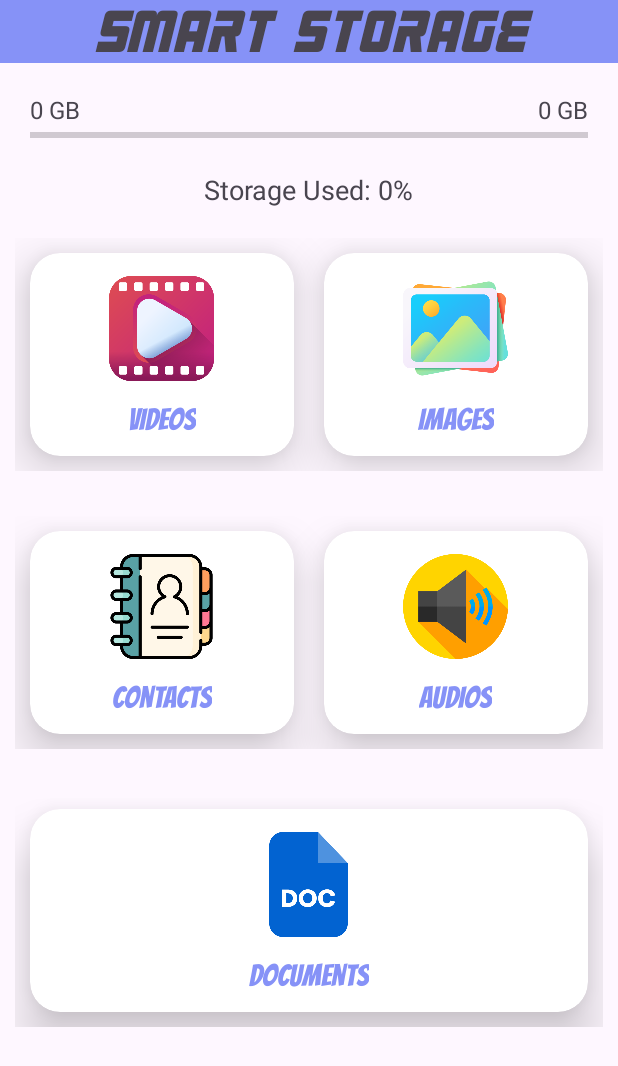
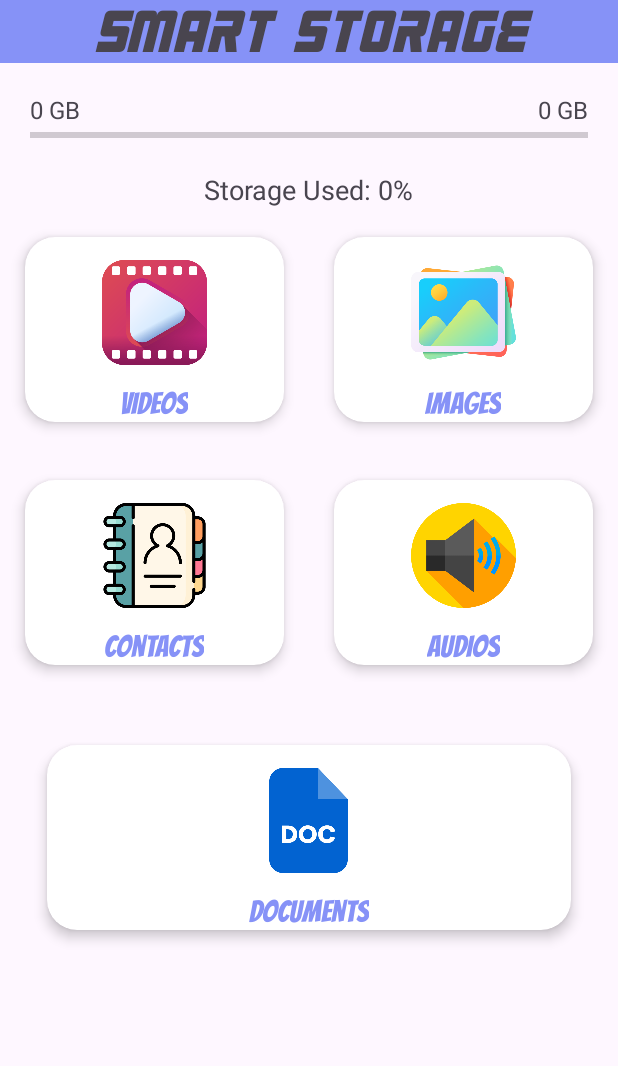
Before and after one commit to 4ASIM/storageaccessapplication, an Android app: the screen it shows after launch (Dashboard), on a phone screen of 412 x 824 dp. Shown: the top 1066 px of the screen. Run offline under Robolectric (Android 15) with nearby library versions, the phone set to English and light mode, and no system bars; 1 statement that could not run was skipped.

Commit message:
accept view binding every thng done

```diff
--- a/app/src/main/java/com/example/storageaccessapplication/Dashboard/Dashboard.kt
+++ b/app/src/main/java/com/example/storageaccessapplication/Dashboard/Dashboard.kt
@@ -47,29 +47,21 @@ class Dashboard : AppCompatActivity() {
             }
             startActivity(intent)
         }
-        val contactCard = findViewById<RelativeLayout>(R.id.rl_contact)
-        audioCard.setOnClickListener {
+        val DocumentCard = findViewById<CardView>(R.id.documentt)
+        DocumentCard.setOnClickListener {
             val intent = Intent(this, audiovideoimages::class.java).apply {
-                putExtra("MEDIA_TYPE", MediaType.AUDIO)
+                putExtra("MEDIA_TYPE", MediaType.DOCUMENT)
             }
             startActivity(intent)
         }
-//
-//        val imageCard = findViewById<CardView>(R.id.contacttt)
-//        imageCard.setOnClickListener {
-//            val intent = Intent(this, video::class.java).apply {
-//
-//          }
-//          startActivity(intent)
-//        }
-//
-//        val audioCard = findViewById<CardView>(R.id.tv_Audio)
-//        audioCard.setOnClickListener {
-//            val intent = Intent(this, audiovideoimages::class.java).apply {
-//                putExtra("MEDIA_TYPE", MediaType.AUDIO)
-//            }
-//            startActivity(intent)
-//        }
+
+        val contactCard = findViewById<CardView>(R.id.contacttt)
+        contactCard.setOnClickListener {
+            val intent = Intent(this, audiovideoimages::class.java).apply {
+                putExtra("MEDIA_TYPE", MediaType.CONTACT)
+          }
+          startActivity(intent)
+        }
     }
 
     private fun updateStorageInfo() {
--- a/app/src/main/java/com/example/storageaccessapplication/audiovideoimage/MediaType.kt
+++ b/app/src/main/java/com/example/storageaccessapplication/audiovideoimage/MediaType.kt
@@ -1,5 +1,5 @@
 package com.example.storageaccessapplication.audiovideoimage
 
 enum class MediaType {
-    IMAGE, VIDEO, AUDIO,CONTACT
+    IMAGE, VIDEO, AUDIO, DOCUMENT , CONTACT
 }
--- a/app/src/main/res/layout/activity_dashboard.xml
+++ b/app/src/main/res/layout/activity_dashboard.xml
@@ -77,10 +77,8 @@
         <LinearLayout
             android:id="@+id/row1"
             android:layout_width="0dp"
-            android:layout_height="175dp"
-            android:layout_marginTop="10dp"
+            android:layout_height="wrap_content"
             android:orientation="horizontal"
-            android:padding="10dp"
             app:layout_constraintEnd_toEndOf="parent"
             app:layout_constraintHorizontal_bias="0.0"
             app:layout_constraintStart_toStartOf="parent"
@@ -90,11 +88,12 @@
                 android:id="@+id/cv_videos"
                 android:layout_width="0dp"
                 android:layout_height="match_parent"
-                android:layout_margin="10dp"
+                android:layout_margin="5dp"
                 android:layout_weight="1"
                 android:clickable="true"
+                app:cardUseCompatPadding="true"
                 app:cardCornerRadius="20dp"
-                app:cardElevation="20dp">
+                app:cardElevation="5dp">
 
                 <RelativeLayout
                     android:layout_width="match_parent"
@@ -127,11 +126,12 @@
                 android:id="@+id/cv_imagess"
                 android:layout_width="0dp"
                 android:layout_height="match_parent"
-                android:layout_margin="10dp"
+                android:layout_margin="5dp"
                 android:layout_weight="1"
                 android:clickable="true"
+                app:cardUseCompatPadding="true"
                 app:cardCornerRadius="20dp"
-                app:cardElevation="20dp">
+                app:cardElevation="5dp">
 
                 <RelativeLayout
                     android:id="@+id/rl_images"
@@ -165,11 +165,9 @@
 
         <LinearLayout
             android:id="@+id/row2"
-            android:layout_width="0dp"
-            android:layout_height="175dp"
-            android:layout_marginTop="10dp"
+            android:layout_width="match_parent"
+            android:layout_height="wrap_content"
             android:orientation="horizontal"
-            android:padding="10dp"
             app:layout_constraintEnd_toEndOf="parent"
             app:layout_constraintHorizontal_bias="0.0"
             app:layout_constraintStart_toStartOf="parent"
@@ -179,11 +177,12 @@
                 android:id="@+id/contacttt"
                 android:layout_width="0dp"
                 android:layout_height="match_parent"
-                android:layout_margin="10dp"
+                android:layout_margin="5dp"
                 android:layout_weight="1"
                 android:clickable="true"
                 app:cardCornerRadius="20dp"
-                app:cardElevation="20dp">
+                app:cardUseCompatPadding="true"
+                app:cardElevation="5dp">
 
                 <RelativeLayout
                     android:id="@+id/rl_contact"
@@ -216,11 +215,12 @@
             <androidx.cardview.widget.CardView
                 android:layout_width="0dp"
                 android:layout_height="match_parent"
-                android:layout_margin="10dp"
                 android:layout_weight="1"
+                android:layout_margin="5dp"
                 android:clickable="true"
+                app:cardUseCompatPadding="true"
                 app:cardCornerRadius="20dp"
-                app:cardElevation="20dp">
+                app:cardElevation="5dp">
 
                 <RelativeLayout
                     android:layout_width="match_parent"
@@ -254,8 +254,7 @@
         <LinearLayout
             android:id="@+id/row3"
             android:layout_width="0dp"
-            android:layout_height="175dp"
-            android:layout_marginTop="10dp"
+            android:layout_height="wrap_content"
             android:orientation="horizontal"
             android:padding="10dp"
             app:layout_constraintEnd_toEndOf="parent"
@@ -269,9 +268,10 @@
                 android:layout_height="match_parent"
                 android:layout_margin="10dp"
                 android:layout_weight="1"
+                app:cardUseCompatPadding="true"
                 android:clickable="true"
                 app:cardCornerRadius="20dp"
-                app:cardElevation="20dp">
+                app:cardElevation="5dp">
 
                 <RelativeLayout
                     android:layout_width="match_parent"
--- a/app/src/main/res/layout/cv_showimages.xml
+++ b/app/src/main/res/layout/cv_showimages.xml
@@ -22,7 +22,7 @@
             android:layout_width="100dp"
             android:layout_height="100dp"
             android:scaleType="centerCrop"
-            android:src="@drawable/storagelogo"
+            android:src="@drawable/volume"
             android:id="@+id/iv_image"
             />
 
```
Also changed, not shown: app/src/main/java/com/example/storageaccessapplication/audiovideoimage/MediaAdapter.kt (+35 -8 lines), app/src/main/java/com/example/storageaccessapplication/audiovideoimage/MediaViewModel.kt (+52 -34 lines), app/src/main/java/com/example/storageaccessapplication/audiovideoimage/audiovideoimages.kt (+33 -13 lines), app/src/main/res/layout/activity_audiovideoimages.xml (+14 -13 lines), app/src/main/res/layout/extraa.xml (deleted, +0 -51 lines), app/src/main/res/drawable/animated_loader_gif.gif (added).
